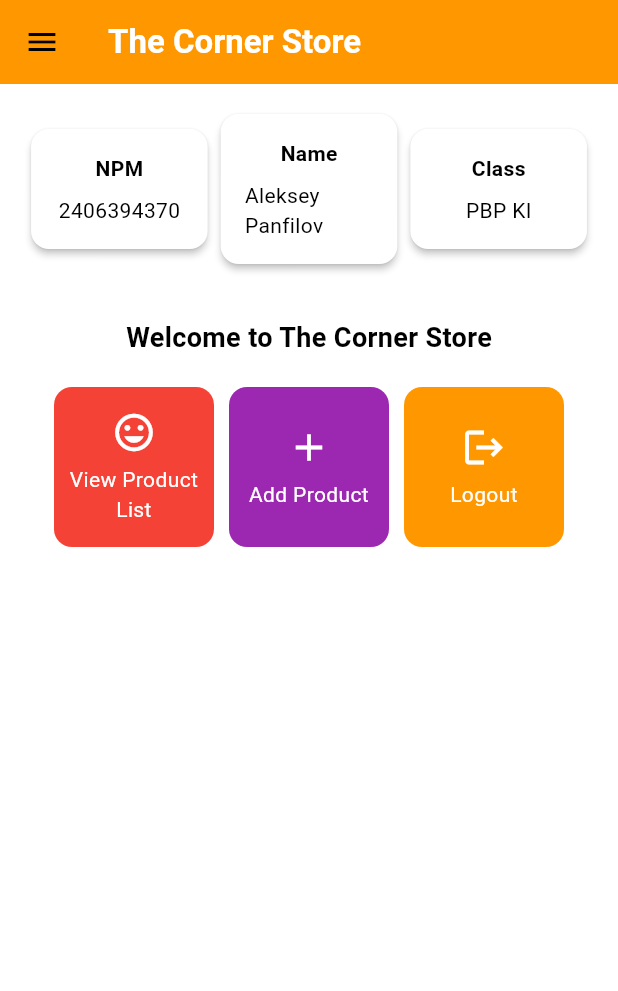
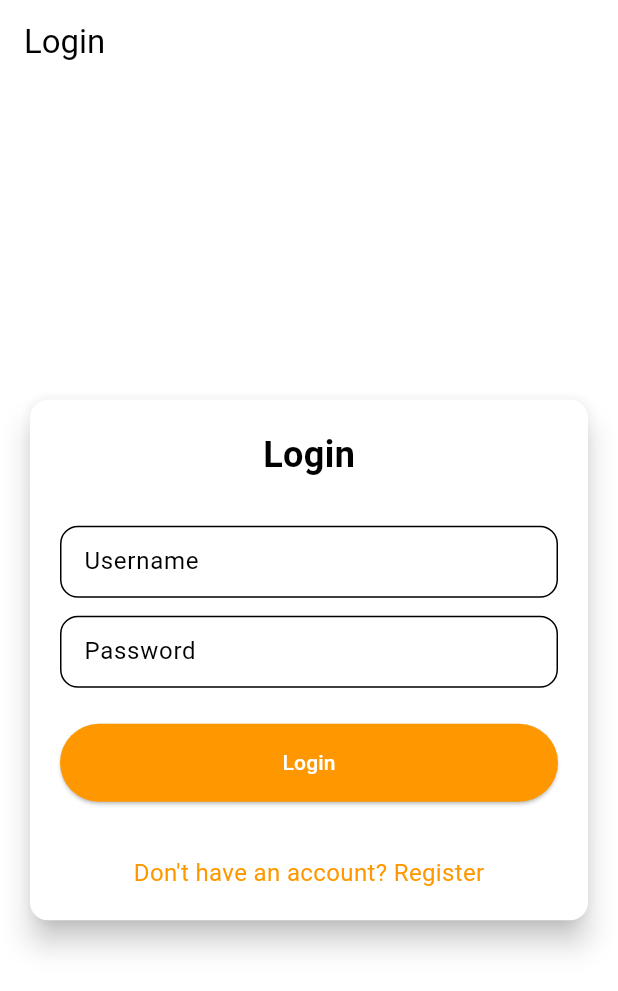
Before and after one commit to ankou-k/corner-store-inventory-mobile, a Flutter app: the screen it shows after launch, on a phone screen of 412 x 824 dp. Shown: the top 991 px of the screen. Run offline on Flutter 3.47's test engine with Material 3 defaults, Android fonts, the light colour scheme and no system bars; missing offline and left inert: pbp_django_auth.

Commit message:
assignment 9

```diff
--- a/lib/main.dart
+++ b/lib/main.dart
@@ -1,5 +1,8 @@
 import 'package:flutter/material.dart';
 import 'package:corner_store_mobile/screens/menu.dart';
+import 'package:pbp_django_auth/pbp_django_auth.dart';
+import 'package:provider/provider.dart';
+import 'package:corner_store_mobile/screens/login.dart';
 
 void main() {
   runApp(const MyApp());
@@ -11,7 +14,12 @@
   // This widget is the root of your application.
   @override
   Widget build(BuildContext context) {
-    return MaterialApp(
+    return Provider (
+       create: (_) {
+        CookieRequest request = CookieRequest();
+        return request;
+      },
+    child: MaterialApp(
       title: 'Flutter Demo',
       theme: ThemeData(
         // This is the theme of your application.
@@ -34,7 +42,8 @@
         ).copyWith(secondary: Colors.orange[500]),
         useMaterial3: true,
       ),
-      home: MyHomePage(),
+      home: LoginPage(),
+    ),
     );
   }
 }
--- /dev/null
+++ b/lib/screens/login.dart
@@ -0,0 +1,181 @@
+import 'package:corner_store_mobile/screens/menu.dart';
+import 'package:flutter/material.dart';
+import 'package:pbp_django_auth/pbp_django_auth.dart';
+import 'package:provider/provider.dart';
+import 'package:corner_store_mobile/screens/register.dart';
+
+void main() {
+  runApp(const LoginApp());
+}
+
+class LoginApp extends StatelessWidget {
+  const LoginApp({super.key});
+
+  @override
+  Widget build(BuildContext context) {
+    return MaterialApp(
+      title: 'Login',
+      theme: ThemeData(
+        useMaterial3: true,
+        colorScheme: ColorScheme.fromSwatch(
+          primarySwatch: Colors.deepPurple,
+        ).copyWith(secondary: Colors.deepPurple[400]),
+      ),
+      home: const LoginPage(),
+    );
+  }
+}
+
+class LoginPage extends StatefulWidget {
+  const LoginPage({super.key});
+
+  @override
+  State<LoginPage> createState() => _LoginPageState();
+}
+
+class _LoginPageState extends State<LoginPage> {
+  final TextEditingController _usernameController = TextEditingController();
+  final TextEditingController _passwordController = TextEditingController();
+
+  @override
+  Widget build(BuildContext context) {
+    final request = context.watch<CookieRequest>();
+
+    return Scaffold(
+      appBar: AppBar(
+        title: const Text('Login'),
+      ),
+      body: Center(
+        child: SingleChildScrollView(
+          padding: const EdgeInsets.all(16.0),
+          child: Card(
+            elevation: 8,
+            shape: RoundedRectangleBorder(
+              borderRadius: BorderRadius.circular(12.0),
+            ),
+            child: Padding(
+              padding: const EdgeInsets.all(20.0),
+              child: Column(
+                mainAxisSize: MainAxisSize.min,
+                children: [
+                  const Text(
+                    'Login',
+                    style: TextStyle(
+                      fontSize: 24.0,
+                      fontWeight: FontWeight.bold,
+                    ),
+                  ),
+                  const SizedBox(height: 30.0),
+                  TextField(
+                    controller: _usernameController,
+                    decoration: const InputDecoration(
+                      labelText: 'Username',
+                      hintText: 'Enter your username',
+                      border: OutlineInputBorder(
+                        borderRadius: BorderRadius.all(Radius.circular(12.0)),
+                      ),
+                      contentPadding:
+                          EdgeInsets.symmetric(horizontal: 12.0, vertical: 8.0),
+                    ),
+                  ),
+                  const SizedBox(height: 12.0),
+                  TextField(
+                    controller: _passwordController,
+                    decoration: const InputDecoration(
+                      labelText: 'Password',
+                      hintText: 'Enter your password',
+                      border: OutlineInputBorder(
+                        borderRadius: BorderRadius.all(Radius.circular(12.0)),
+                      ),
+                      contentPadding:
+                          EdgeInsets.symmetric(horizontal: 12.0, vertical: 8.0),
+                    ),
+                    obscureText: true,
+                  ),
+                  const SizedBox(height: 24.0),
+                  ElevatedButton(
+                    onPressed: () async {
+                      String username = _usernameController.text;
+                      String password = _passwordController.text;
+
+		  // Check credentials
+		  // TODO: Change the URL and don't forget to add a trailing slash (/) at the end of the URL!
+		  // To connect the Android emulator to Django on localhost,
+		  // use the URL http://10.0.2.2/
+                      final response = await request
+                          .login("http://localhost:8000/auth/login/", {
+                        'username': username,
+                        'password': password,
+                      });
+
+                      if (request.loggedIn) {
+                        String message = response['message'];
+                        String uname = response['username'];
+                        if (context.mounted) {
+                          Navigator.pushReplacement(
+                            context,
+                            MaterialPageRoute(
+                                builder: (context) => MyHomePage()),
+                          );
+                          ScaffoldMessenger.of(context)
+                            ..hideCurrentSnackBar()
+                            ..showSnackBar(
+                              SnackBar(
+                                  content:
+                                      Text("$message Welcome, $uname.")),
+                            );
+                        }
+                      } else {
+                        if (context.mounted) {
+                          showDialog(
+                            context: context,
+                            builder: (context) => AlertDialog(
+                              title: const Text('Login Failed'),
+                              content: Text(response['message']),
+                              actions: [
+                                TextButton(
+                                  child: const Text('OK'),
+                                  onPressed: () {
+                                    Navigator.pop(context);
+                                  },
+                                ),
+                              ],
+                            ),
+                          );
+                        }
+                      }
+                    },
+                    style: ElevatedButton.styleFrom(
+                      foregroundColor: Colors.white,
+                      minimumSize: Size(double.infinity, 50),
+                      backgroundColor: Theme.of(context).colorScheme.primary,
+                      padding: const EdgeInsets.symmetric(vertical: 16.0),
+                    ),
+                    child: const Text('Login'),
+                  ),
+                  const SizedBox(height: 36.0),
+                  GestureDetector(
+                    onTap: () {
+                      Navigator.push(
+                        context,
+                        MaterialPageRoute(
+                            builder: (context) => const RegisterPage()),
+                      );
+                    },
+                    child: Text(
+                      'Don\'t have an account? Register',
+                      style: TextStyle(
+                        color: Theme.of(context).colorScheme.primary,
+                        fontSize: 16.0,
+                      ),
+                    ),
+                  ),
+                ],
+              ),
+            ),
+          ),
+        ),
+      ),
+    );
+  }
+}
--- a/pubspec.yaml
+++ b/pubspec.yaml
@@ -35,6 +35,9 @@
   # The following adds the Cupertino Icons font to your application.
   # Use with the CupertinoIcons class for iOS style icons.
   cupertino_icons: ^1.0.8
+  provider: ^6.1.2
+  http: ^1.2.2
+  pbp_django_auth: ^0.4.0
 
 dev_dependencies:
   flutter_test:
```
Also changed, not shown: lib/models/product_entry.dart (added, +65 -0 lines), lib/screens/list_productentry.dart (added, +91 -0 lines), lib/screens/product_entry_form.dart (+50 -44 lines), lib/screens/register.dart (added, +166 -0 lines), lib/widgets/left_drawer.dart (+12 -0 lines), lib/widgets/menu_button_cards.dart (+37 -1 lines), lib/screens/product_detail.dart (added), pubspec.lock, 4 other files.
